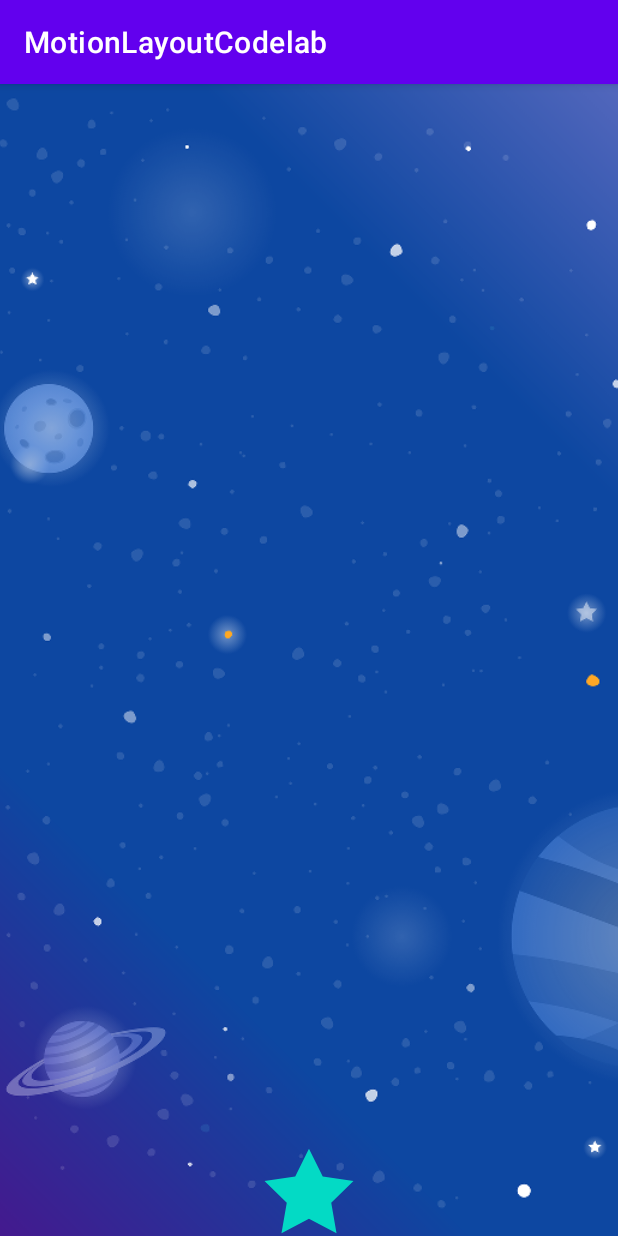
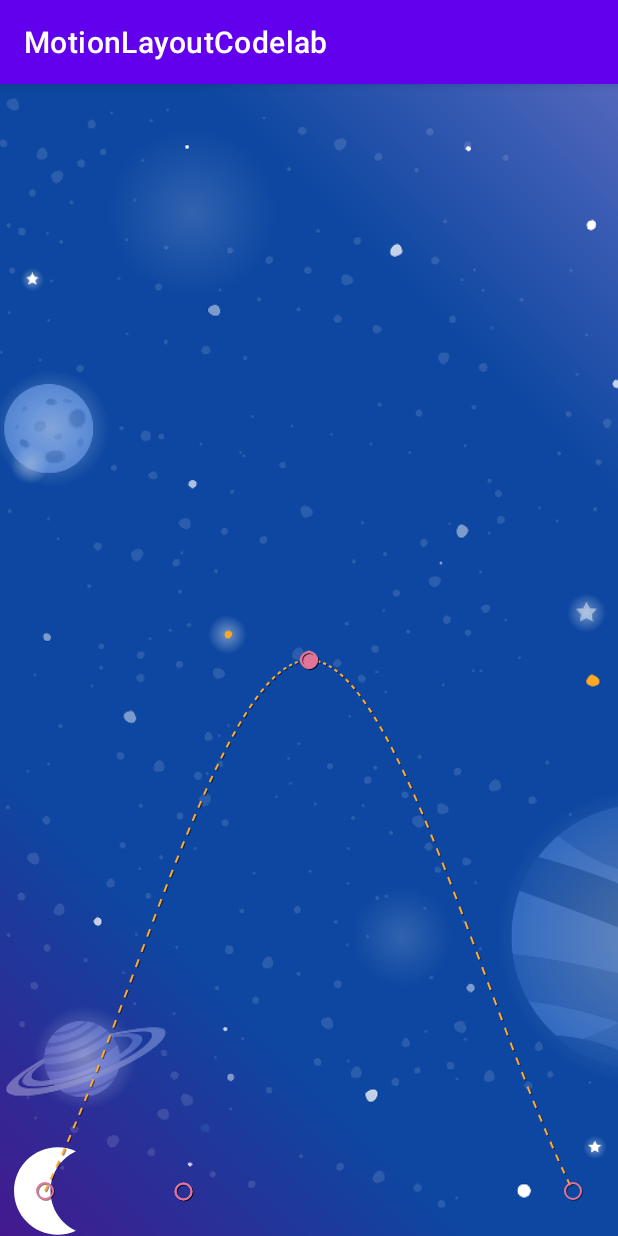
Before and after one commit to tangwanchao/MotionLayoutCodelab, an Android app: the screen it shows after launch (MainActivity), on a phone screen of 412 x 824 dp. Run offline under Robolectric (Android 15) with nearby library versions, the phone set to English and light mode, and no system bars.

```diff
--- /dev/null
+++ b/app/src/main/res/drawable/ic_moon.xml
@@ -0,0 +1,5 @@
+<?xml version="1.0" encoding="utf-8"?>
+<vector android:height="60dp" android:viewportHeight="806.7"
+    android:viewportWidth="807.1" android:width="60dp" xmlns:android="http://schemas.android.com/apk/res/android">
+    <path android:fillColor="#FFFFFF" android:pathData="M453.3,403.3c0,-157.7 93.3,-293.7 227.7,-355.6C631.2,24.8 575.8,12 517.4,12c-216.1,0 -391.3,175.2 -391.3,391.3s175.2,391.3 391.3,391.3c58.4,0 113.8,-12.8 163.6,-35.7C546.6,697 453.3,561.1 453.3,403.3z"/>
+</vector>
--- a/app/src/main/res/layout/activity_main.xml
+++ b/app/src/main/res/layout/activity_main.xml
@@ -18,6 +18,7 @@
     xmlns:app="http://schemas.android.com/apk/res-auto"
     android:layout_width="match_parent"
     android:layout_height="match_parent"
+    app:motionDebug="SHOW_PATH"
     xmlns:tools="http://schemas.android.com/tools"
     app:layoutDescription="@xml/activity_main_scene">
 
@@ -33,36 +34,20 @@
         android:scaleType="centerCrop"
         tools:ignore="ContentDescription" />
 
-
     <ImageView
-        android:id="@+id/left_star"
+        android:id="@+id/moon"
         android:layout_width="wrap_content"
         android:layout_height="wrap_content"
-        app:srcCompat="@drawable/ic_star_outline"
-        app:tint="?colorOnPrimary" />
-
-    <ImageView
-        android:id="@+id/right_star"
-        android:layout_width="wrap_content"
-        android:layout_height="wrap_content"
-        app:srcCompat="@drawable/ic_star_outline"
-        app:tint="?colorOnPrimary" />
-
-    <ImageView
-        android:id="@+id/red_star"
-        android:layout_width="wrap_content"
-        android:layout_height="wrap_content"
-        app:srcCompat="@drawable/ic_star_outline"
-        app:tint="?colorSecondary" />
+        app:srcCompat="@drawable/ic_moon"
+        app:tint="?colorOnPrimary"
+        android:contentDescription="@string/moon" />
 
     <TextView
         android:id="@+id/credits"
         android:layout_width="wrap_content"
         android:layout_height="wrap_content"
-        android:textColor="?colorOnPrimary"
-        android:padding="16dp"
-        android:alpha="0.8"
-        app:layout_constraintTop_toTopOf="parent"
-        app:layout_constraintEnd_toEndOf="parent" />
+        android:text="@string/credits"
+        android:textSize="24sp"
+        android:textColor="?colorOnPrimary" />
 
 </androidx.constraintlayout.motion.widget.MotionLayout>
--- a/app/src/main/res/values/strings.xml
+++ b/app/src/main/res/values/strings.xml
@@ -1,3 +1,27 @@
 <resources>
     <string name="app_name">MotionLayoutCodelab</string>
+    <string name="title_activity_step1">Animations with Motion Layout</string>
+    <string name="title_activity_step2">Animating with drag events</string>
+    <string name="star">Star</string>
+    <string name="credits">Virginia P @ Google</string>
+    <string name="title_activity_step3">Modifying a path</string>
+    <string name="step_3_modifying_animations">Step 3: Modifying a path</string>
+    <string name="pinwheel_galaxy">Pinwheel galaxy</string>
+    <string name="title_activity_step4">Building complex paths</string>
+    <string name="title_activity_step5">Changing attributes during motion</string>
+    <string name="title_activity_step6">Changing custom attributes</string>
+    <string name="title_activity_step7">OnSwipe with complex paths</string>
+    <string name="swipe_towards_the_right">Swipe towards the right</string>
+    <string name="long_text">Lorem ipsum dolor sit amet, consectetur adipiscing elit, sed do eiusmod tempor incididunt ut labore et dolore magna aliqua. Proin nibh nisl condimentum id venenatis a. Est placerat in egestas erat imperdiet sed. Ut lectus arcu bibendum at varius. Purus in mollis nunc sed id semper risus in hendrerit. Volutpat est velit egestas dui. Id diam vel quam elementum pulvinar etiam non. Tristique magna sit amet purus gravida quis blandit. Gravida in fermentum et sollicitudin ac orci. Sed augue lacus viverra vitae congue eu. Sapien nec sagittis aliquam malesuada bibendum. Tortor aliquam nulla facilisi cras fermentum odio. Egestas sed tempus urna et pharetra pharetra massa. Amet purus gravida quis blandit. Orci a scelerisque purus semper eget duis at tellus.
+
+    Volutpat lacus laoreet non curabitur. Urna cursus eget nunc scelerisque viverra mauris. Turpis massa sed elementum tempus egestas sed sed risus pretium. Quam nulla porttitor massa id neque aliquam. Tempus quam pellentesque nec nam aliquam sem et. Ut eu sem integer vitae justo. Commodo sed egestas egestas fringilla phasellus faucibus scelerisque eleifend donec. Cras fermentum odio eu feugiat pretium nibh ipsum. Posuere morbi leo urna molestie at elementum eu facilisis sed. Augue eget arcu dictum varius duis at. Lacinia at quis risus sed vulputate odio. Massa tincidunt dui ut ornare.
+
+    Auctor augue mauris augue neque gravida in fermentum et. Varius vel pharetra vel turpis nunc eget. Condimentum mattis pellentesque id nibh tortor id aliquet. In massa tempor nec feugiat nisl pretium fusce. Dolor sed viverra ipsum nunc aliquet bibendum. Potenti nullam ac tortor vitae purus faucibus ornare suspendisse sed. Mauris a diam maecenas sed. Tortor aliquam nulla facilisi cras fermentum. Mattis rhoncus urna neque viverra. Dui sapien eget mi proin sed. In dictum non consectetur a. Eu consequat ac felis donec et odio pellentesque. Eget egestas purus viverra accumsan in nisl. Dui nunc mattis enim ut tellus elementum. Lobortis elementum nibh tellus molestie nunc non. Nisi porta lorem mollis aliquam ut porttitor leo a diam. Pulvinar mattis nunc sed blandit libero volutpat sed. Ut faucibus pulvinar elementum integer.
+
+    Scelerisque varius morbi enim nunc faucibus a pellentesque. Scelerisque in dictum non consectetur a erat nam at lectus. Sed euismod nisi porta lorem mollis aliquam. Nunc mi ipsum faucibus vitae aliquet. Nibh cras pulvinar mattis nunc. Sed viverra tellus in hac habitasse platea. Ac tortor vitae purus faucibus ornare. Laoreet sit amet cursus sit amet dictum sit amet. Risus sed vulputate odio ut enim. Massa sapien faucibus et molestie ac feugiat sed. Proin libero nunc consequat interdum varius sit amet mattis vulputate. Eget sit amet tellus cras adipiscing enim eu. Ullamcorper dignissim cras tincidunt lobortis feugiat. Arcu ac tortor dignissim convallis aenean et tortor at. Aliquet risus feugiat in ante metus. Sit amet luctus venenatis lectus magna. Egestas maecenas pharetra convallis posuere morbi leo. Auctor neque vitae tempus quam pellentesque nec nam aliquam sem.
+
+        Ac orci phasellus egestas tellus rutrum tellus. Ultrices neque ornare aenean euismod elementum nisi quis. Vel pharetra vel turpis nunc eget. Quis lectus nulla at volutpat diam ut venenatis tellus in. Egestas congue quisque egestas diam in arcu. Tincidunt praesent semper feugiat nibh sed pulvinar. Tristique senectus et netus et malesuada fames. Tristique nulla aliquet enim tortor. Aliquet nibh praesent tristique magna sit amet purus. Diam maecenas ultricies mi eget mauris pharetra et ultrices neque. Morbi tristique senectus et netus et malesuada. Venenatis tellus in metus vulputate eu scelerisque felis. Risus pretium quam vulputate dignissim suspendisse in. Ut venenatis tellus in metus vulputate. Turpis in eu mi bibendum. Pellentesque elit eget gravida cum sociis natoque. Tristique risus nec feugiat in fermentum posuere urna. Senectus et netus et malesuada fames ac turpis.</string>
+    <string name="title_activity_step7_completed">Complex motion with KeyFrames</string>
+    <string name="title_activity_step8">Running motion with code</string>
+    <string name="moon">Moon</string>
 </resources>
--- a/app/src/main/res/xml/activity_main_scene.xml
+++ b/app/src/main/res/xml/activity_main_scene.xml
@@ -6,66 +6,62 @@
     <!-- A transition describes an animation via start and end state -->
     <Transition
         motion:constraintSetStart="@+id/start"
-        motion:constraintSetEnd="@+id/end">
-        <OnSwipe motion:touchAnchorId="@id/red_star" />
+        motion:constraintSetEnd="@+id/end"
+        motion:duration="3000">
+        <OnClick
+            motion:targetId="@id/moon"
+            motion:clickAction="toggle"
+            />
+
+        <KeyFrameSet>
+            <KeyPosition
+                motion:framePosition="50"
+                motion:motionTarget="@id/moon"
+                motion:keyPositionType="parentRelative"
+                motion:percentY="0.5"
+                />
+        </KeyFrameSet>
     </Transition>
 
     <!-- Constraints to apply at the start of the animation -->
     <ConstraintSet android:id="@+id/start">
         <Constraint
-            android:id="@+id/red_star"
+            android:id="@id/moon"
             android:layout_width="wrap_content"
             android:layout_height="wrap_content"
             motion:layout_constraintStart_toStartOf="parent"
-            motion:layout_constraintEnd_toEndOf="parent"
-            motion:layout_constraintBottom_toBottomOf="parent" />
-
+            motion:layout_constraintBottom_toBottomOf="parent"
+            />
         <Constraint
-            android:id="@+id/left_star"
+            android:id="@id/credits"
             android:layout_width="wrap_content"
             android:layout_height="wrap_content"
             android:alpha="0.0"
+            android:layout_marginStart="16dp"
             motion:layout_constraintStart_toStartOf="parent"
-            motion:layout_constraintEnd_toEndOf="parent"
-            motion:layout_constraintBottom_toBottomOf="parent" />
-
-        <Constraint
-            android:id="@+id/right_star"
-            android:layout_width="wrap_content"
-            android:layout_height="wrap_content"
-            android:alpha="0.0"
-            motion:layout_constraintStart_toStartOf="parent"
-            motion:layout_constraintEnd_toEndOf="parent"
-            motion:layout_constraintBottom_toBottomOf="parent" />
+            motion:layout_constraintBottom_toBottomOf="@id/moon"
+            motion:layout_constraintTop_toTopOf="@id/moon"
+            />
     </ConstraintSet>
 
     <!-- Constraints to apply at the end of the animation -->
     <ConstraintSet android:id="@+id/end">
         <Constraint
-            android:id="@+id/left_star"
+            android:id="@id/moon"
+            android:layout_width="wrap_content"
+            android:layout_height="wrap_content"
+            motion:layout_constraintEnd_toEndOf="parent"
+            motion:layout_constraintBottom_toBottomOf="parent"
+            />
+        <Constraint
+            android:id="@id/credits"
             android:layout_width="wrap_content"
             android:layout_height="wrap_content"
             android:alpha="1.0"
-            motion:layout_constraintHorizontal_chainStyle="packed"
+            android:layout_marginStart="16dp"
             motion:layout_constraintStart_toStartOf="parent"
-            motion:layout_constraintEnd_toStartOf="@id/red_star"
-            motion:layout_constraintTop_toBottomOf="@id/credits" />
-
-        <Constraint
-            android:id="@+id/red_star"
-            android:layout_width="wrap_content"
-            android:layout_height="wrap_content"
-            motion:layout_constraintStart_toEndOf="@id/left_star"
-            motion:layout_constraintEnd_toStartOf="@id/right_star"
-            motion:layout_constraintTop_toBottomOf="@id/credits" />
-
-        <Constraint
-            android:id="@+id/right_star"
-            android:layout_width="wrap_content"
-            android:layout_height="wrap_content"
-            android:alpha="1.0"
-            motion:layout_constraintStart_toEndOf="@id/red_star"
-            motion:layout_constraintEnd_toEndOf="parent"
-            motion:layout_constraintTop_toBottomOf="@id/credits" />
+            motion:layout_constraintBottom_toBottomOf="@id/moon"
+            motion:layout_constraintTop_toTopOf="@id/moon"
+            />
     </ConstraintSet>
 </MotionScene>
```
